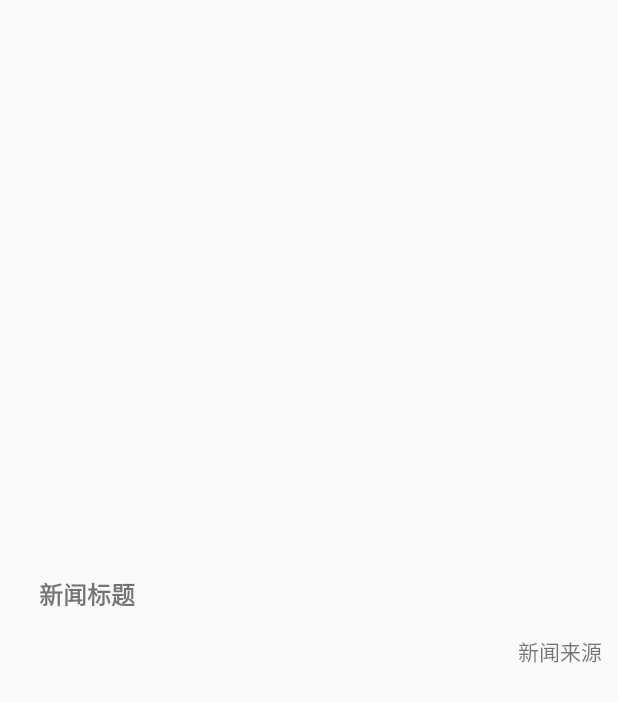
After one commit to bigbanging/Life, an Android app: the layout wechat_article_item.xml on its own in the app's theme, with its tools: preview values and no code run, on a phone screen of 412 x 824 dp. The commit adds this screen. Shown: the top 702 px of the screen. Run offline under Robolectric (Android 15) with nearby library versions, the phone set to English and light mode, and no system bars; Roboto replaces fonts that are not available here.

Commit message:
基本完成微信精选查看功能

```diff
--- a/app/src/main/AndroidManifest.xml
+++ b/app/src/main/AndroidManifest.xml
@@ -43,7 +43,8 @@
         <activity android:name=".ui.RegisterActivity" />
         <activity android:name=".ui.ModifyPasswordActivity" />
         <activity android:name=".ui.LogisticInquiryActivity" />
-        <activity android:name=".ui.AttributiveInquiryActivity"></activity>
+        <activity android:name=".ui.AttributiveInquiryActivity" />
+        <activity android:name=".ui.ShowWechatArticleActivity"></activity>
     </application>
 
 </manifest>
--- a/app/src/main/java/com/gwl/life/utils/StaticClass.java
+++ b/app/src/main/java/com/gwl/life/utils/StaticClass.java
@@ -19,4 +19,8 @@ public class StaticClass {
     public static final String JUHE_PHONE_APP_KEY = "b3f0959e9cd869a840c3f7b91c1d1f23";
     //图灵机器人 智能管家的问答机器人
     public static final String TURING_ROBOT_APP_KEY = "dda201d154d34b249117104cacc02675";
+    //微信精选文章
+    public static final String JUHE_WECHAT_ARTICLE_APP_KEY = "5e82892a6bedea01039b46404bc489e5";
+    //妹子接口
+    public static final String GANK_MEIZI_API = "http://gank.io/api/search/query/listview/category/福利/count/50/page/1";
 }
--- /dev/null
+++ b/app/src/main/res/layout/wechat_article_item.xml
@@ -0,0 +1,41 @@
+<?xml version="1.0" encoding="utf-8"?>
+<LinearLayout xmlns:android="http://schemas.android.com/apk/res/android"
+    android:layout_width="match_parent"
+    android:layout_height="match_parent"
+    android:orientation="horizontal"
+    android:gravity="center">
+    <ImageView
+        android:id="@+id/iv_weChat_article_img"
+        android:layout_width="wrap_content"
+        android:layout_height="wrap_content"
+        android:scaleType="fitXY"
+        android:layout_margin="5dp"/>
+    <LinearLayout
+        android:layout_width="0dp"
+        android:layout_height="wrap_content"
+        android:layout_weight="1"
+        android:orientation="vertical"
+        android:layout_margin="5dp">
+        <TextView
+            android:id="@+id/tv_weChat_article_title"
+            android:layout_width="match_parent"
+            android:layout_height="0dp"
+            android:layout_weight="3"
+            android:text="新闻标题"
+            android:padding="10dp"
+            android:textSize="16sp"
+            android:maxLines="1"
+            android:textStyle="bold"
+            android:gravity="center_vertical"/>
+        <TextView
+            android:id="@+id/tv_weChat_article_source"
+            android:layout_width="wrap_content"
+            android:layout_height="0dp"
+            android:layout_weight="2"
+            android:layout_gravity="end"
+            android:text="新闻来源"
+            android:gravity="center_vertical"
+            android:layout_marginLeft="5dp"
+            android:padding="5dp"/>
+    </LinearLayout>
+</LinearLayout>
```
Also changed, not shown: app/build.gradle (+8 -6 lines), app/src/main/java/com/gwl/life/adapter/WeChatArticleAdapter.java (added, +81 -0 lines), app/src/main/java/com/gwl/life/bean/WeChatArticleBean.java (added, +48 -0 lines), app/src/main/java/com/gwl/life/fragment/WeChatFragment.java (+74 -0 lines), app/src/main/java/com/gwl/life/ui/ShowWechatArticleActivity.java (added, +67 -0 lines), app/src/main/java/com/gwl/life/utils/PicassoUtils.java (added, +50 -0 lines), app/src/main/res/layout/activity_show_wechat_article.xml (added, +20 -0 lines), app/src/main/res/layout/fragment_we_chat.xml (+6 -7 lines).
